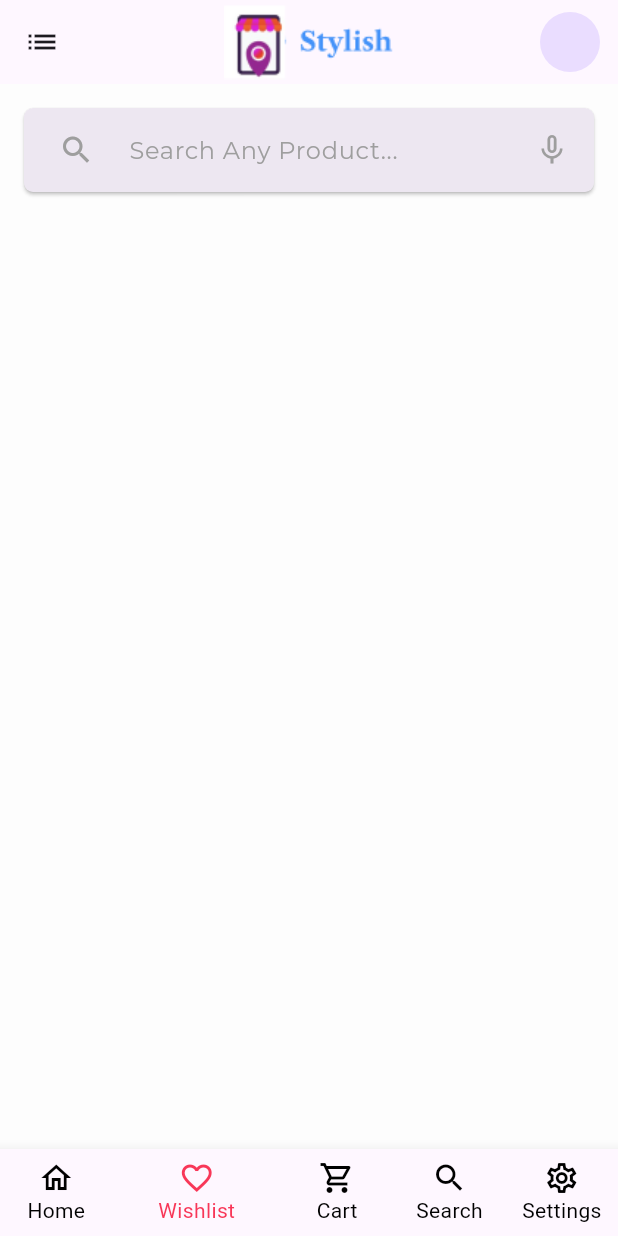
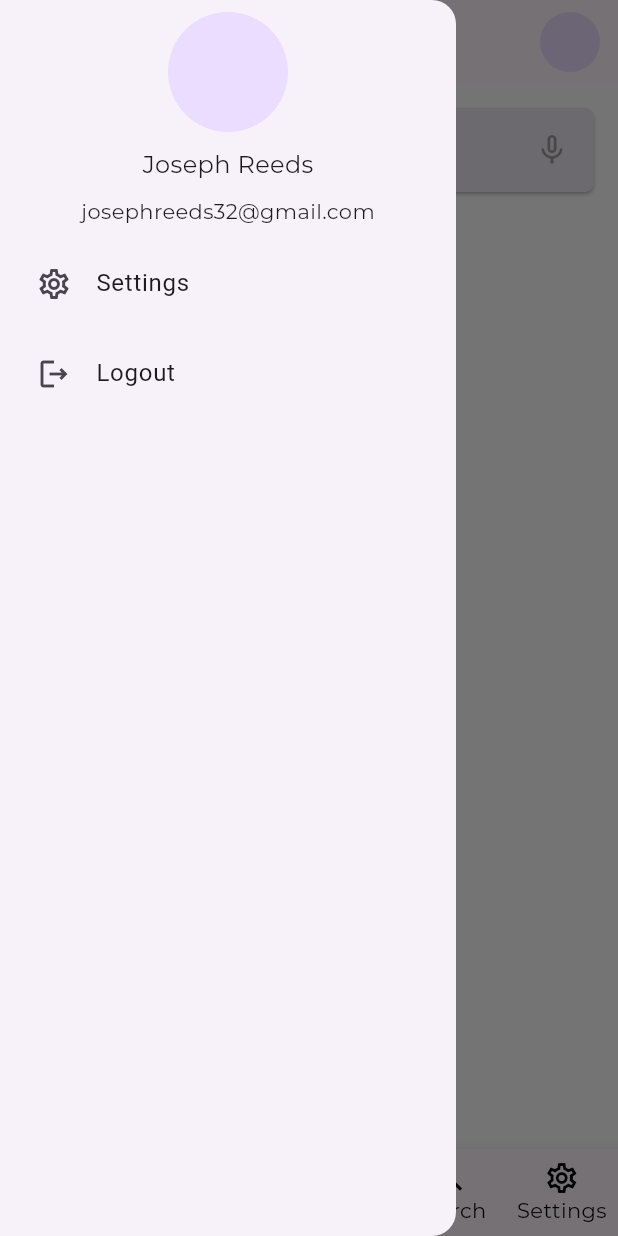
Before and after one commit to surabhiwaingankar/Conversational_Interface, a Flutter app: the screen it shows after launch, with the side drawer open (before the commit the screen has no drawer), on a phone screen of 412 x 824 dp. Run offline on Flutter 3.47's test engine with Material 3 defaults, Android fonts, the phone set to English and light mode, and no system bars.

Commit message:
Adding Drawer

```diff
--- a/lib/screens/wishlistscreen.dart
+++ b/lib/screens/wishlistscreen.dart
@@ -14,11 +14,61 @@ class _WishlistScreenState extends State<WishlistScreen> {
   @override
   Widget build(BuildContext context) {
     return Scaffold(
+      drawer: Drawer(
+        child: ListView(
+          children: const [
+            Padding(
+              padding: EdgeInsets.all(8.0),
+              child: Column(
+                children: [
+                  CircleAvatar(
+                    radius: 40,
+                  ),
+                  SizedBox(
+                    height: 10,
+                  ),
+                  Text(
+                    'Joseph Reeds',
+                    style: TextStyle(
+                        fontFamily: FontConstants.fontFamily,
+                        fontSize: FontSize.s16),
+                  ),
+                  SizedBox(
+                    height: 10,
+                  ),
+                  Text(
+                    'josephreeds32@gmail.com',
+                    style: TextStyle(fontFamily: FontConstants.fontFamily),
+                  ),
+                ],
+              ),
+            ),
+            Padding(
+              padding: EdgeInsets.symmetric(vertical: 2.0, horizontal: 8),
+              child: ListTile(
+                leading: Icon(Icons.settings_outlined),
+                title: Text('Settings'),
+              ),
+            ),
+            Padding(
+              padding: EdgeInsets.symmetric(vertical: 2.0, horizontal: 8),
+              child: ListTile(
+                leading: Icon(Icons.logout_outlined),
+                title: Text('Logout'),
+              ),
+            ),
+          ],
+        ),
+      ),
       bottomNavigationBar: BottomNavigationBar(
         onTap: (int newindex) {
           _currentIndex = newindex;
           setState(() {});
         },
+        selectedLabelStyle:
+            const TextStyle(fontFamily: FontConstants.fontFamily),
+        unselectedLabelStyle:
+            const TextStyle(fontFamily: FontConstants.fontFamily),
         selectedFontSize: 14,
         unselectedFontSize: 14,
         currentIndex: _currentIndex,
@@ -50,7 +100,7 @@ class _WishlistScreenState extends State<WishlistScreen> {
       ),
       backgroundColor: const Color.fromRGBO(253, 253, 253, 1),
       appBar: AppBar(
-        leading: const Icon(Icons.list),
+        //leading: const Drawer(),
         title:
             //Text('Stylish'),
             Container(
```
